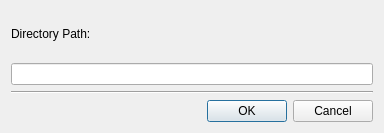
Qt form ui/createdirdialog.ui (maxavadallat/maxcommander) before a commit.
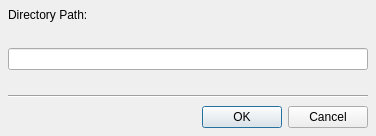
The same form after that commit.

```diff
--- a/ui/createdirdialog.ui
+++ b/ui/createdirdialog.ui
@@ -6,8 +6,8 @@
    <rect>
     <x>0</x>
     <y>0</y>
-    <width>384</width>
-    <height>133</height>
+    <width>376</width>
+    <height>136</height>
    </rect>
   </property>
   <property name="sizePolicy">
@@ -16,40 +16,38 @@
     <verstretch>0</verstretch>
    </sizepolicy>
   </property>
+  <property name="minimumSize">
+   <size>
+    <width>376</width>
+    <height>136</height>
+   </size>
+  </property>
+  <property name="maximumSize">
+   <size>
+    <width>16777215</width>
+    <height>136</height>
+   </size>
+  </property>
   <property name="windowTitle">
    <string>Create Directory</string>
   </property>
   <layout class="QGridLayout" name="gridLayout">
-   <item row="0" column="0">
-    <widget class="QLabel" name="label">
-     <property name="sizePolicy">
-      <sizepolicy hsizetype="Minimum" vsizetype="Minimum">
-       <horstretch>0</horstretch>
-       <verstretch>0</verstretch>
-      </sizepolicy>
-     </property>
-     <property name="text">
-      <string>Directory Path:</string>
-     </property>
-    </widget>
-   </item>
-   <item row="1" column="0">
-    <widget class="QLineEdit" name="directoryPathEdit">
-     <property name="sizePolicy">
-      <sizepolicy hsizetype="MinimumExpanding" vsizetype="Fixed">
-       <horstretch>0</horstretch>
-       <verstretch>0</verstretch>
-      </sizepolicy>
-     </property>
-     <property name="minimumSize">
-      <size>
-       <width>360</width>
-       <height>0</height>
-      </size>
-     </property>
-    </widget>
-   </item>
-   <item row="2" column="0">
+   <property name="leftMargin">
+    <number>8</number>
+   </property>
+   <property name="topMargin">
+    <number>8</number>
+   </property>
+   <property name="rightMargin">
+    <number>8</number>
+   </property>
+   <property name="bottomMargin">
+    <number>8</number>
+   </property>
+   <property name="verticalSpacing">
+    <number>8</number>
+   </property>
+   <item row="4" column="0">
     <widget class="QFrame" name="frame">
      <property name="frameShape">
       <enum>QFrame::HLine</enum>
@@ -59,7 +57,49 @@
      </property>
     </widget>
    </item>
+   <item row="2" column="0">
+    <widget class="QLineEdit" name="directoryPathEdit">
+     <property name="sizePolicy">
+      <sizepolicy hsizetype="MinimumExpanding" vsizetype="Fixed">
+       <horstretch>0</horstretch>
+       <verstretch>0</verstretch>
+      </sizepolicy>
+     </property>
+     <property name="minimumSize">
+      <size>
+       <width>360</width>
+       <height>0</height>
+      </size>
+     </property>
+    </widget>
+   </item>
    <item row="3" column="0">
+    <spacer name="verticalSpacer">
+     <property name="orientation">
+      <enum>Qt::Vertical</enum>
+     </property>
+     <property name="sizeHint" stdset="0">
+      <size>
+       <width>20</width>
+       <height>10</height>
+      </size>
+     </property>
+    </spacer>
+   </item>
+   <item row="0" column="0">
+    <widget class="QLabel" name="label">
+     <property name="sizePolicy">
+      <sizepolicy hsizetype="Minimum" vsizetype="Minimum">
+       <horstretch>0</horstretch>
+       <verstretch>0</verstretch>
+      </sizepolicy>
+     </property>
+     <property name="text">
+      <string>Directory Path:</string>
+     </property>
+    </widget>
+   </item>
+   <item row="5" column="0">
     <widget class="QDialogButtonBox" name="buttonBox">
      <property name="orientation">
       <enum>Qt::Horizontal</enum>
@@ -69,6 +109,19 @@
      </property>
     </widget>
    </item>
+   <item row="1" column="0">
+    <spacer name="verticalSpacer_2">
+     <property name="orientation">
+      <enum>Qt::Vertical</enum>
+     </property>
+     <property name="sizeHint" stdset="0">
+      <size>
+       <width>20</width>
+       <height>10</height>
+      </size>
+     </property>
+    </spacer>
+   </item>
   </layout>
  </widget>
  <resources/>
```
